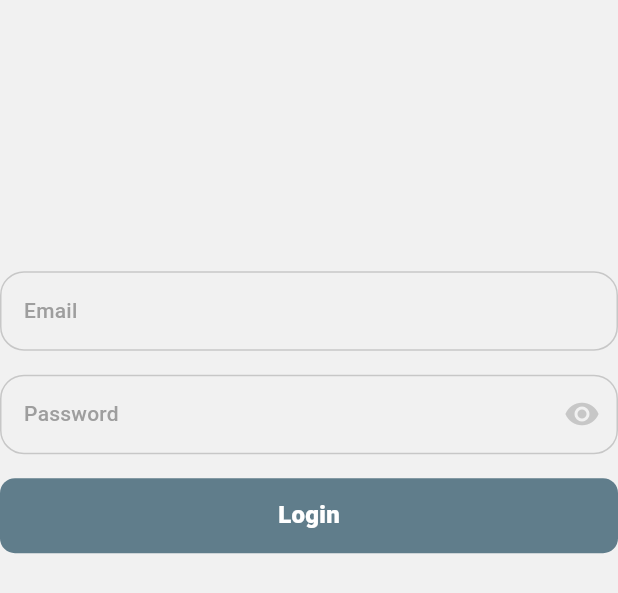
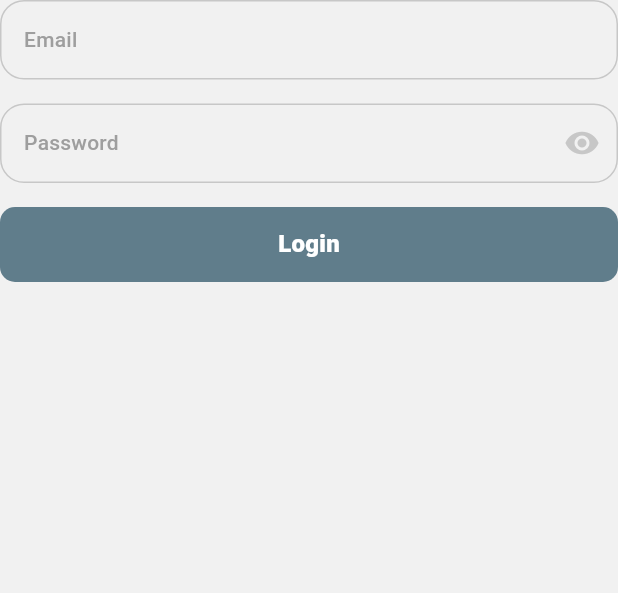
Before and after one commit to AhmedOmran22/api_session, a Flutter app: the LoginForm widget shown alone on an empty page, opened directly, on a phone screen of 412 x 824 dp. Shown: the top 593 px of the screen. Run offline on Flutter 3.47's test engine with Material 3 defaults, Android fonts, the phone set to English and light mode, and no system bars; our stand-ins replace dio, flutter_bloc, get_it, shared_preferences; accounts and stored records are empty.

```diff
--- /dev/null
+++ b/lib/core/utils/app_assets.dart
@@ -0,0 +1,6 @@
+// ignore_for_file: prefer_single_quotes
+class AppAssets {
+  AppAssets._();
+
+  static const String imagesUser = "assets/images/user.png";
+}
--- a/lib/features/login/presentation/widgets/login_form.dart
+++ b/lib/features/login/presentation/widgets/login_form.dart
@@ -29,11 +29,9 @@ class _LoginFormState extends State<LoginForm> {
 
   @override
   Widget build(BuildContext context) {
-    return SingleChildScrollView(
-      child: Column(
+    return Column(
       spacing: 16,
       children: [
-          SizedBox(height: MediaQuery.of(context).size.height * 0.2),
         CustomTextFormField(
           controller: emailController,
           hitnText: "Email",
@@ -49,7 +47,6 @@ class _LoginFormState extends State<LoginForm> {
           onPressed: () {},
         ),
       ],
-      ),
     );
   }
 }
```
Also changed, not shown: lib/features/login/presentation/views/login_view.dart (+15 -3 lines), pubspec.yaml (+7 -0 lines), assets/images/user.png (added). Lines whose indentation alone changed are shown as unchanged.
